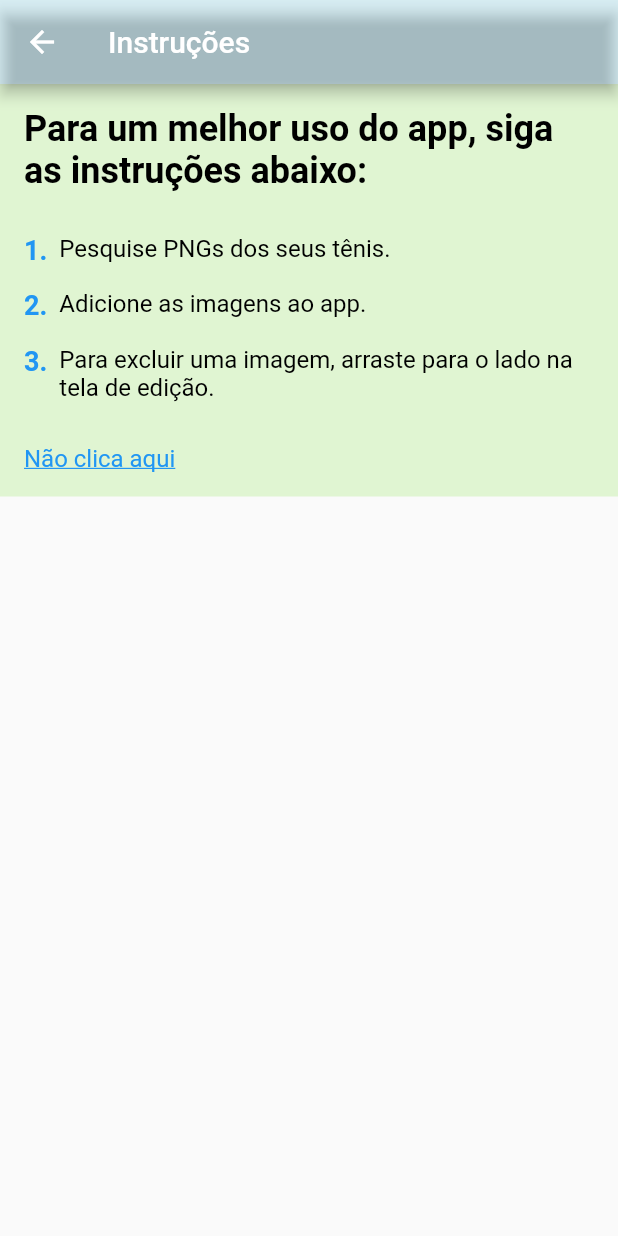
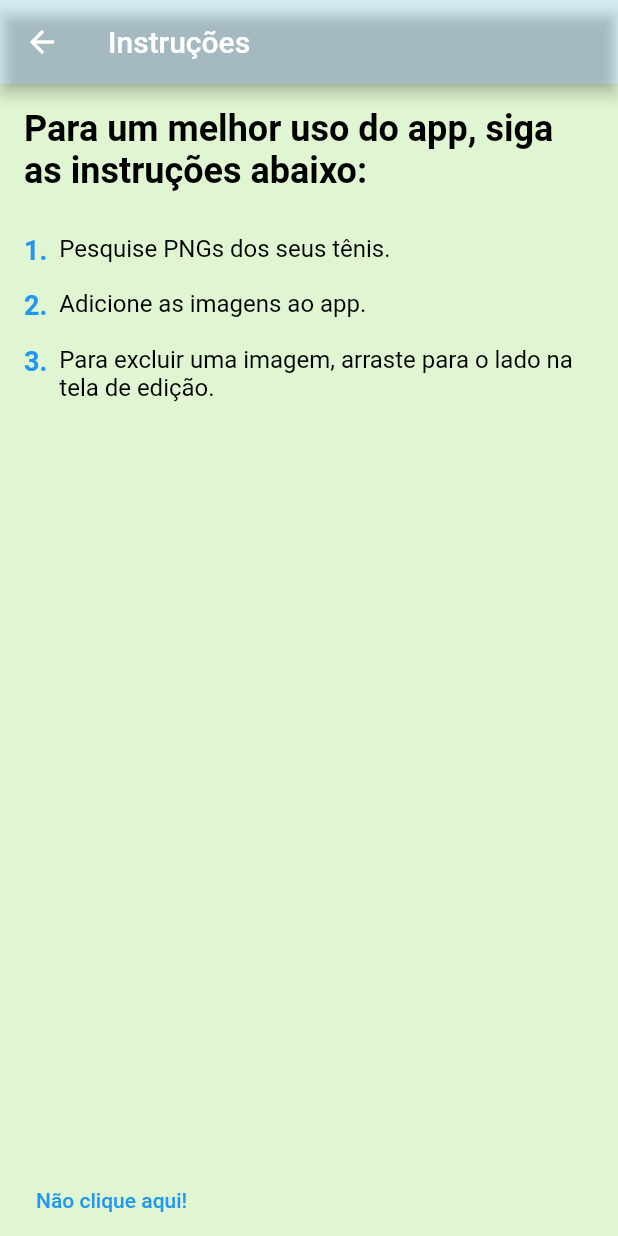
Before and after one commit to JonathaGaldino/raffle-snkrs, a Flutter app: the InstructionScreen screen opened directly, on a phone screen of 412 x 824 dp. Run offline on Flutter 3.47's test engine with Material 2 defaults, Android fonts, the phone set to English and light mode, and no system bars; our stand-ins replace firebase_core, firebase_storage, fluttertoast, image_picker; accounts and stored records are empty.

Commit message:
nova versao

```diff
--- a/lib/screens/Info_screen.dart
+++ b/lib/screens/Info_screen.dart
@@ -2,15 +2,12 @@ import 'package:flutter/material.dart';
 import 'package:url_launcher/url_launcher.dart';
 
 class InstructionScreen extends StatelessWidget {
-  final String linkedInProfileUrl =
-      "https://www.linkedin.com/in/jonatha-galdino-5298601b3/";
-
-  Future<void> _launchURL() async {
-    final Uri launchUri = Uri.parse(linkedInProfileUrl);
-    if (await canLaunchUrl(launchUri.toString() as Uri)) {
-      await launchUrl(launchUri.toString() as Uri);
+  void openLinkedin() async {
+    const url = 'https://www.linkedin.com/in/jonatha-galdino-5298601b3/';
+    if (await canLaunchUrl(Uri.parse(url))) {
+      await launchUrl(Uri.parse(url));
     } else {
-      throw 'Could not launch $linkedInProfileUrl';
+      throw 'Could not launch $url';
     }
   }
 
@@ -43,18 +40,10 @@ class InstructionScreen extends StatelessWidget {
                   number: '3',
                   text:
                       'Para excluir uma imagem, arraste para o lado na tela de edição.'),
-              SizedBox(height: 20.0),
-              GestureDetector(
-                onTap: _launchURL,
-                child: Text(
-                  'Não clica aqui',
-                  style: TextStyle(
-                    fontSize: 16.0,
-                    color: Colors.blue,
-                    decoration: TextDecoration.underline,
-                  ),
-                ),
-              ),
+              SizedBox(height: 500.0),
+              TextButton(
+                  onPressed: openLinkedin,
+                  child: const Text('Não clique aqui!'))
             ],
           ),
         ),
```
Also changed, not shown: 1 other file.
